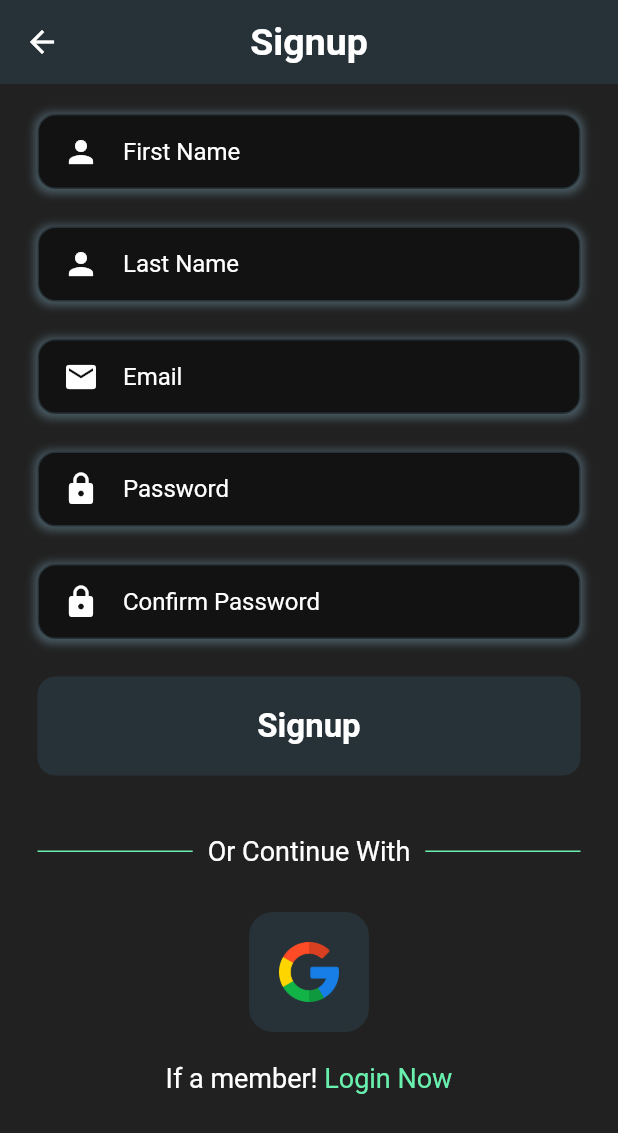
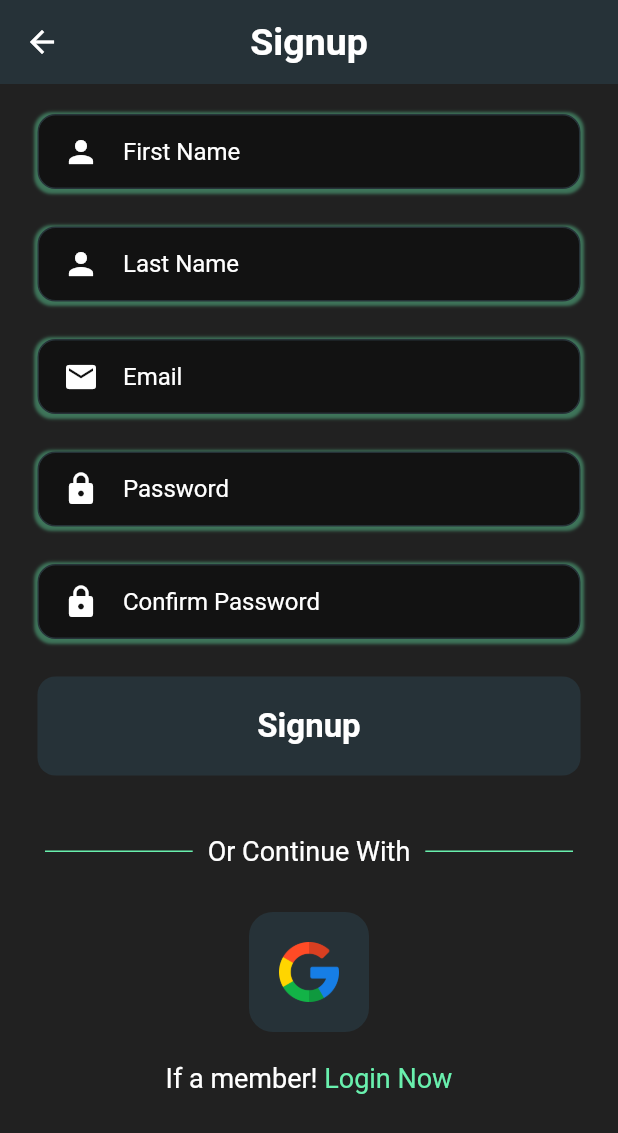
Before and after one commit to Robeleph22/finapp, a Flutter app: the SignUp screen opened directly, on a phone screen of 412 x 824 dp. Shown: the top 1133 px of the screen. Run offline on Flutter 3.47's test engine with Material 2 defaults, Android fonts, the phone set to English and light mode, and no system bars; our stand-ins replace cloud_firestore, firebase_auth, firebase_core, fl_chart, flutter_slidable, google_fonts and 4 more; accounts and stored records are empty; network calls fail.

Commit message:
Changes to ui

```diff
--- a/lib/Bottom Pages/AddTransaction.dart
+++ b/lib/Bottom Pages/AddTransaction.dart
@@ -144,7 +144,7 @@
                 leading: ImageIcon(AssetImage('Icons/sign-out.png'),color: Theme.of(context).iconTheme.color,),
                 title: Text('Log Out',style: TextStyle(fontSize: 18,color: Colors.white),),
                 onTap: () async {
-                  await FirebaseServices().SihnOut();
+                  await FirebaseServices().SignOut();
                   Navigator.push(context, MaterialPageRoute(builder: (context) => HelloPage()));
                   FirebaseAuth.instance.signOut();
                 },
--- a/lib/Bottom Pages/Wallet.dart
+++ b/lib/Bottom Pages/Wallet.dart
@@ -90,7 +90,7 @@
                 leading: ImageIcon(AssetImage('Icons/sign-out.png'),color: Theme.of(context).iconTheme.color,),
                 title: Text('Log Out',style: TextStyle(fontSize: 18,color: Colors.white),),
                 onTap: () async {
-                  await FirebaseServices().SihnOut();
+                  await FirebaseServices().SignOut();
                   Navigator.push(context, MaterialPageRoute(builder: (context) => HelloPage()));
                   FirebaseAuth.instance.signOut();
                 },
--- a/lib/Pages/SignUp.dart
+++ b/lib/Pages/SignUp.dart
@@ -97,9 +97,9 @@
                       decoration: BoxDecoration(
                         boxShadow: [
                           BoxShadow(
-                            color: Colors.blueGrey.withOpacity(0.6),
+                            color: Colors.greenAccent.withOpacity(0.4),
                             spreadRadius: 2,
-                            blurRadius: 4,
+                            blurRadius: 1,
                             offset: Offset(0, 1), // changes position of shadow
                           ),
                         ],
@@ -134,9 +134,9 @@
                       decoration: BoxDecoration(
                         boxShadow: [
                           BoxShadow(
-                            color: Colors.blueGrey.withOpacity(0.6),
+                            color: Colors.greenAccent.withOpacity(0.4),
                             spreadRadius: 2,
-                            blurRadius: 4,
+                            blurRadius: 1,
                             offset: Offset(0, 1), // changes position of shadow
                           ),
                         ],
@@ -172,11 +172,11 @@
                         boxShadow: [
 
                           BoxShadow(
-                            color: Colors.blueGrey.withOpacity(0.6),
+                            color: Colors.greenAccent.withOpacity(0.4),
                             spreadRadius: 2,
-                            blurRadius: 4,
-                            offset: Offset(0, 1),
-                          )
+                            blurRadius: 1,
+                            offset: Offset(0, 1), // changes position of shadow
+                          ),
                         ],
                         color: Theme.of(context).backgroundColor,
                         border: Border.all(color: Colors.blueGrey.shade900),
@@ -209,11 +209,11 @@
                       decoration: BoxDecoration(
                         boxShadow: [
                           BoxShadow(
-                            color: Colors.blueGrey.withOpacity(0.6),
+                            color: Colors.greenAccent.withOpacity(0.4),
                             spreadRadius: 2,
-                            blurRadius: 4,
-                            offset: Offset(0, 1),
-                          )
+                            blurRadius: 1,
+                            offset: Offset(0, 1), // changes position of shadow
+                          ),
                         ],
                         color: Theme.of(context).backgroundColor,
                         border: Border.all(color: Colors.blueGrey.shade900),
@@ -247,11 +247,11 @@
                       decoration: BoxDecoration(
                         boxShadow: [
                           BoxShadow(
-                            color: Colors.blueGrey.withOpacity(0.6),
+                            color: Colors.greenAccent.withOpacity(0.4),
                             spreadRadius: 2,
-                            blurRadius: 4,
-                            offset: Offset(0, 1),
-                          )
+                            blurRadius: 1,
+                            offset: Offset(0, 1), // changes position of shadow
+                          ),
                         ],
                         color:Theme.of(context).backgroundColor,
                         border: Border.all(color: Colors.blueGrey.shade900),
@@ -301,7 +301,7 @@
                   SizedBox(height: 40,),
 
                   Padding(
-                    padding: const EdgeInsets.symmetric(horizontal: 25.0),
+                    padding: const EdgeInsets.symmetric(horizontal: 30.0),
                     child: Row(
                       children: [
                         Expanded(child: Divider(thickness: 1,color: Colors.greenAccent)
--- a/lib/Provider/themeprovider.dart
+++ b/lib/Provider/themeprovider.dart
@@ -25,7 +25,7 @@
   );
 
   static final lightTheme = ThemeData(
-      scaffoldBackgroundColor: Colors.white,
+      scaffoldBackgroundColor: Colors.white70,
       primaryColor: Colors.black,
       colorScheme: ColorScheme.light(),
       iconTheme: IconThemeData(color: Colors.white),
--- a/pubspec.yaml
+++ b/pubspec.yaml
@@ -119,6 +119,8 @@
     - Icons/Genzebe png.png
     - Icons/google.png
     - Icons/lock.png
+    - Icons/icons8-google-64.png
+    - Icons/strong_dollar.jpg
   #   - images/a_dot_ham.jpeg
 
   # An image asset can refer to one or more resolution-specific "variants", see
```
Also changed, not shown: lib/Bottom Pages/Dashbord.dart (+14 -13 lines), lib/Drawer Pages/ProfilePage.dart (+8 -0 lines), lib/Pages/ForgetPasswordpage.dart (+4 -4 lines), lib/Pages/SigninPage.dart (+17 -20 lines), lib/auth/signinwithgoogle.dart (+6 -2 lines), Icons/icons8-google-64.png (added), Icons/strong_dollar.jpg (added).
